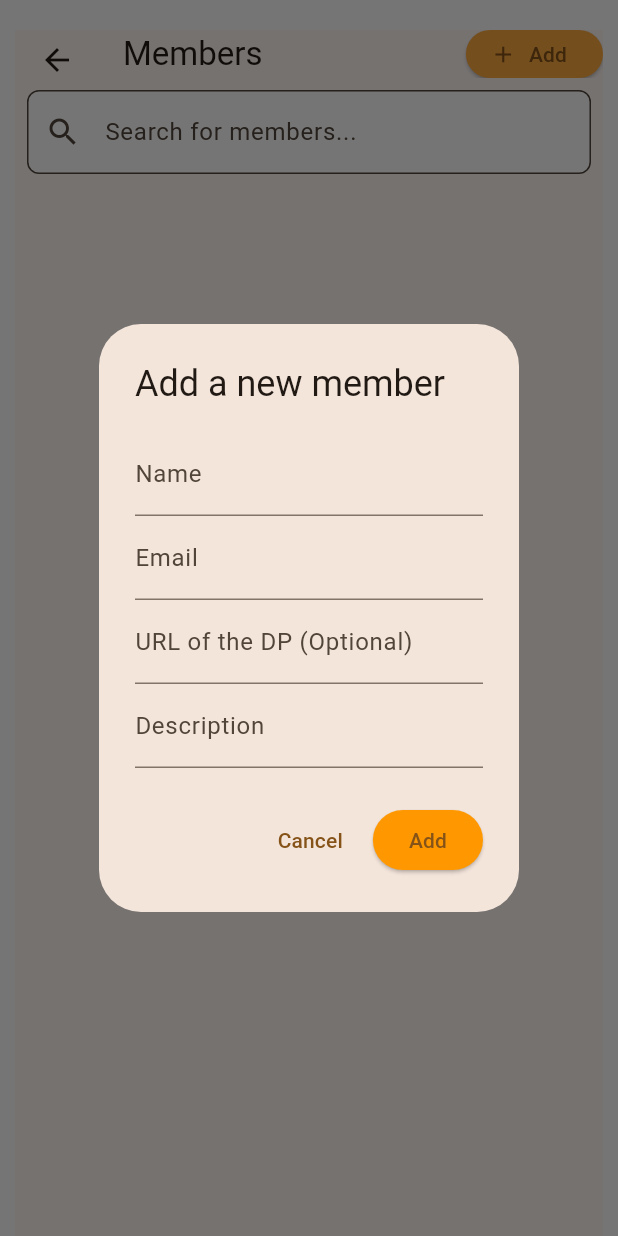
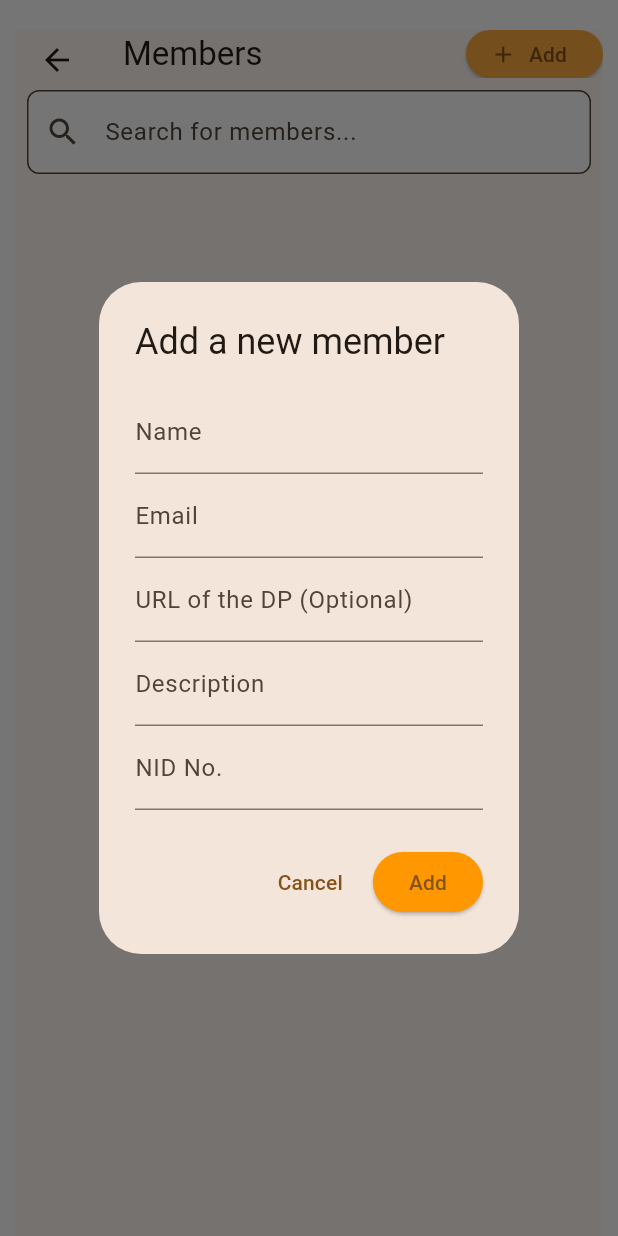
Before and after one commit to tanvir-robin/library-app-ui, a Flutter app: the MembersScreen screen opened directly, after a tap on "Add", on a phone screen of 412 x 824 dp. Run offline on Flutter 3.47's test engine with Material 3 defaults, Android fonts, the phone set to English and light mode, and no system bars; our stand-ins replace cloud_firestore, firebase_auth, firebase_core, firebase_storage, flutter_easyloading, flutter_rating_bar and 3 more; accounts and stored records are empty; network calls fail.

Commit message:
add nid number

```diff
--- a/lib/members_screen.dart
+++ b/lib/members_screen.dart
@@ -7,14 +7,16 @@ class Member {
   final String email;
   final String image;
   final String description;
+  final String nid;
   String? docID; // Firestore document ID
 
-  Member({
+  Member( {
     this.docID,
     required this.name,
     required this.email,
     required this.image,
     required this.description,
+    required this.nid,
   });
 
   // Convert a JSON object to a Member instance
@@ -25,6 +27,7 @@ class Member {
       email: json['email'],
       image: json['image'],
       description: json['description'],
+      nid: json['nid'],
     );
   }
 
@@ -35,6 +38,7 @@ class Member {
       'email': email,
       'image': image,
       'description': description,
+      'nid': nid,
     };
   }
 }
@@ -86,12 +90,14 @@ class _MembersScreenState extends State<MembersScreen> {
   }
 
   Future<void> _addMember(
-      String name, String email, String image, String description) async {
+      String name, String email, String image, String description, String nid) async {
     final member = Member(
       name: name,
       email: email,
       image: image,
       description: description,
+        nid: nid,
+
     );
     await FirebaseFirestore.instance.collection('members').add(member.toJson());
     loadAllMembers();
@@ -115,6 +121,7 @@ class _MembersScreenState extends State<MembersScreen> {
     final TextEditingController emailController = TextEditingController();
     final TextEditingController imageController = TextEditingController();
     final TextEditingController descriptionController = TextEditingController();
+    final TextEditingController nidController = TextEditingController();
 
     showDialog(
       context: context,
@@ -142,6 +149,10 @@ class _MembersScreenState extends State<MembersScreen> {
                   controller: descriptionController,
                   decoration: const InputDecoration(labelText: 'Description'),
                 ),
+                TextField(
+                  controller: nidController,
+                  decoration: const InputDecoration(labelText: 'NID No.'),
+                ),
               ],
             ),
           ),
@@ -161,6 +172,7 @@ class _MembersScreenState extends State<MembersScreen> {
                       ? 'https://miro.medium.com/v2/resize:fit:600/format:webp/1*PiHoomzwh9Plr9_GA26JcA.png'
                       : imageController.text,
                   descriptionController.text,
+                  nidController.text,
                 );
                 Navigator.of(context).pop();
               },
```
Also changed, not shown: pubspec.lock.
